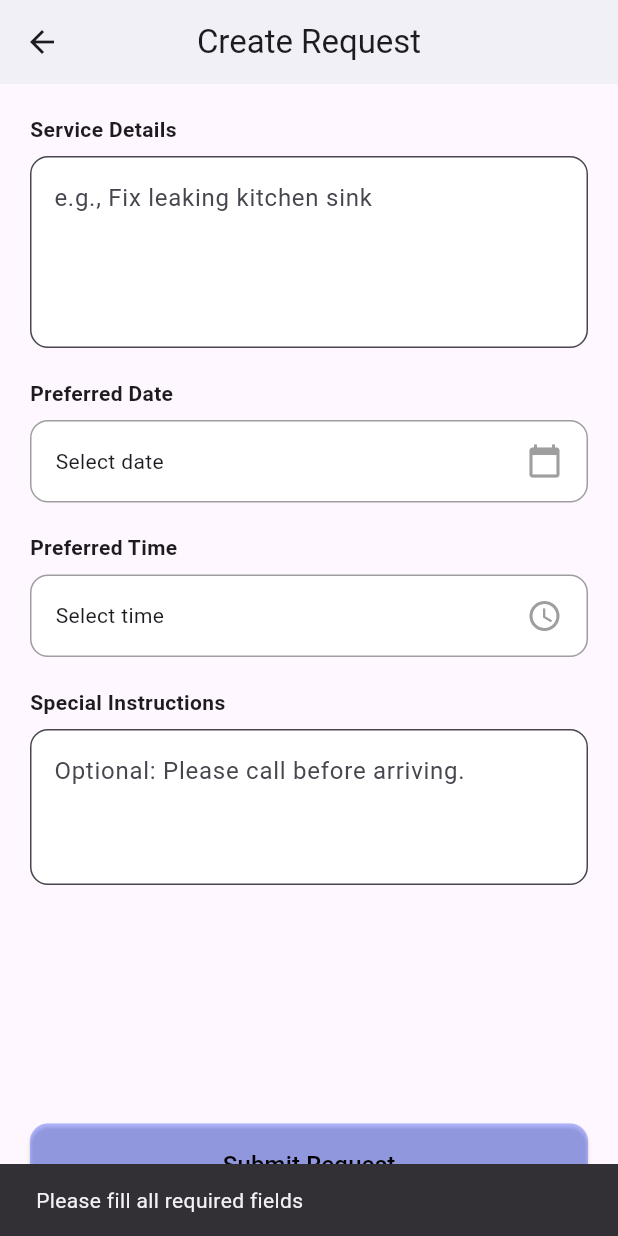
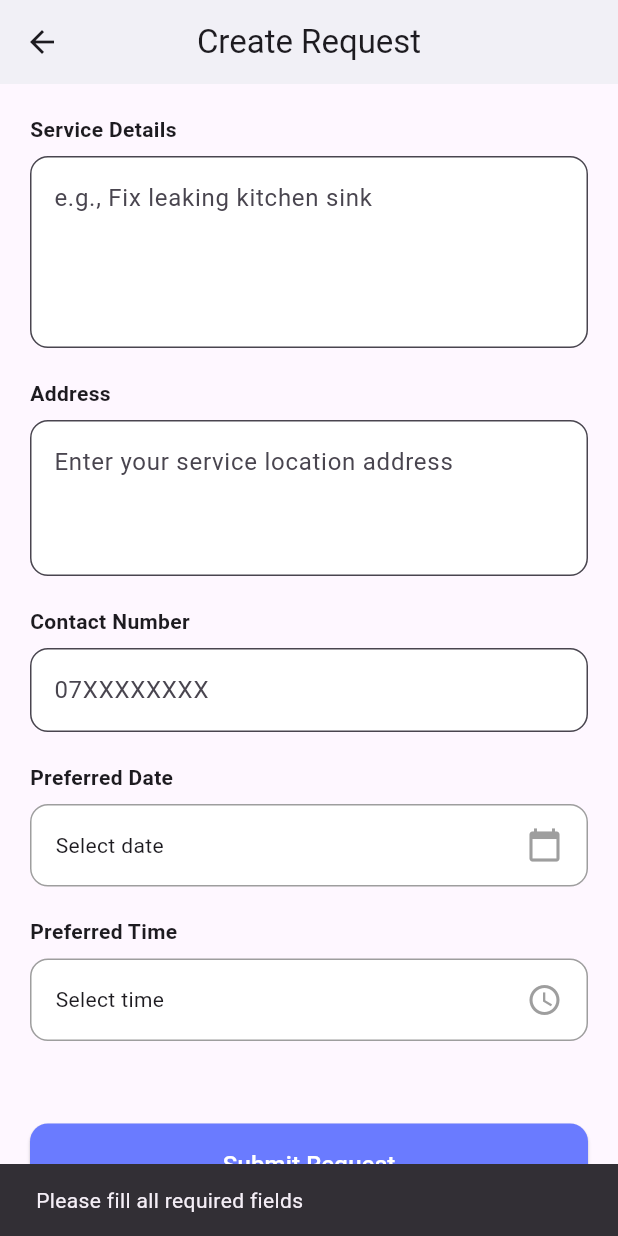
Before and after one commit to S-Dulanjana/ServiceLink, a Flutter app: the CreateRequestPage screen opened directly, after a tap on "Submit Request", on a phone screen of 412 x 824 dp. Run offline on Flutter 3.47's test engine with Material 3 defaults, Android fonts, the light colour scheme and no system bars.

Commit message:
add some pages 5

```diff
--- a/lib/pages/request/create_request.dart
+++ b/lib/pages/request/create_request.dart
@@ -9,7 +9,8 @@ class CreateRequestPage extends StatefulWidget {
 
 class _CreateRequestPageState extends State<CreateRequestPage> {
   final TextEditingController serviceController = TextEditingController();
-  final TextEditingController instructionController = TextEditingController();
+  final TextEditingController addressController = TextEditingController();
+  final TextEditingController contactController = TextEditingController();
 
   DateTime? selectedDate;
   TimeOfDay? selectedTime;
@@ -17,7 +18,8 @@ class _CreateRequestPageState extends State<CreateRequestPage> {
   @override
   void dispose() {
     serviceController.dispose();
-    instructionController.dispose();
+    addressController.dispose();
+    contactController.dispose();
     super.dispose();
   }
 
@@ -40,14 +42,11 @@ class _CreateRequestPageState extends State<CreateRequestPage> {
         title: const Text("Create Request"),
         centerTitle: true,
       ),
-
-      // SafeArea kept inside Scaffold so layout is bounded
       body: SafeArea(
         child: Padding(
           padding: const EdgeInsets.all(20),
           child: Column(
             children: [
-              // scrollable content
               Expanded(
                 child: ListView(
                   children: [
@@ -57,6 +56,28 @@ class _CreateRequestPageState extends State<CreateRequestPage> {
                       controller: serviceController,
                       hint: "e.g., Fix leaking kitchen sink",
                       maxLines: 4,
+                      dark: dark,
+                    ),
+
+                    const SizedBox(height: 20),
+
+                    /// ADDRESS
+                    buildTitle("Address"),
+                    buildTextArea(
+                      controller: addressController,
+                      hint: "Enter your service location address",
+                      maxLines: 3,
+                      dark: dark,
+                    ),
+
+                    const SizedBox(height: 20),
+
+                    /// CONTACT NUMBER
+                    buildTitle("Contact Number"),
+                    buildTextField(
+                      controller: contactController,
+                      hint: "07XXXXXXXX",
+                      keyboardType: TextInputType.phone,
                       dark: dark,
                     ),
 
@@ -106,38 +127,26 @@ class _CreateRequestPageState extends State<CreateRequestPage> {
                       dark: dark,
                     ),
 
-                    const SizedBox(height: 20),
-
-                    /// SPECIAL INSTRUCTIONS
-                    buildTitle("Special Instructions"),
-                    buildTextArea(
-                      controller: instructionController,
-                      hint: "Optional: Please call before arriving.",
-                      maxLines: 3,
-                      dark: dark,
-                    ),
-
-                    // add some bottom padding so the last field is scrolled above the button
-                    const SizedBox(height: 24),
+                    const SizedBox(height: 30),
                   ],
                 ),
               ),
 
-              // SUBMIT BUTTON (always visible at bottom)
+              /// SUBMIT BUTTON
               SizedBox(
                 width: double.infinity,
                 height: 55,
                 child: ElevatedButton(
                   onPressed: submitRequest,
                   style: ElevatedButton.styleFrom(
-                    backgroundColor: const Color(0xFF6A7BFF).withOpacity(0.5),
+                    backgroundColor: const Color(0xFF6A7BFF),
                     shape: RoundedRectangleBorder(
                       borderRadius: BorderRadius.circular(12),
                     ),
                   ),
                   child: const Text(
                     "Submit Request",
-                    style: TextStyle(fontSize: 16, color: Colors.black),
+                    style: TextStyle(fontSize: 16, color: Colors.white),
                   ),
                 ),
               ),
@@ -148,7 +157,7 @@ class _CreateRequestPageState extends State<CreateRequestPage> {
     );
   }
 
-  // ===== WIDGETS =====
+  // ===== UI HELPERS =====
 
   Widget buildTitle(String text) {
     return Padding(
@@ -166,6 +175,27 @@ class _CreateRequestPageState extends State<CreateRequestPage> {
     return TextField(
       controller: controller,
       maxLines: maxLines,
+      decoration: InputDecoration(
+        hintText: hint,
+        filled: true,
+        fillColor: dark ? const Color(0xFF1E1E1E) : Colors.white,
+        border: OutlineInputBorder(
+          borderRadius: BorderRadius.circular(12),
+          borderSide: const BorderSide(color: Colors.grey),
+        ),
+      ),
+    );
+  }
+
+  Widget buildTextField({
+    required TextEditingController controller,
+    required String hint,
+    required TextInputType keyboardType,
+    required bool dark,
+  }) {
+    return TextField(
+      controller: controller,
+      keyboardType: keyboardType,
       decoration: InputDecoration(
         hintText: hint,
         filled: true,
@@ -210,6 +240,8 @@ class _CreateRequestPageState extends State<CreateRequestPage> {
 
   void submitRequest() {
     if (serviceController.text.isEmpty ||
+        addressController.text.isEmpty ||
+        contactController.text.isEmpty ||
         selectedDate == null ||
         selectedTime == null) {
       ScaffoldMessenger.of(context).showSnackBar(
@@ -218,17 +250,14 @@ class _CreateRequestPageState extends State<CreateRequestPage> {
       return;
     }
 
-    // Replace these prints with actual API / DB calls
     debugPrint("SERVICE: ${serviceController.text}");
+    debugPrint("ADDRESS: ${addressController.text}");
+    debugPrint("CONTACT: ${contactController.text}");
     debugPrint("DATE: $selectedDate");
     debugPrint("TIME: ${selectedTime!.format(context)}");
-    debugPrint("INSTRUCTIONS: ${instructionController.text}");
 
     ScaffoldMessenger.of(context).showSnackBar(
       const SnackBar(content: Text("Request Submitted Successfully")),
     );
-
-    // Optionally pop back or clear form:
-    // Navigator.pop(context);
   }
 }
--- a/lib/pages/services/home_repair.dart
+++ b/lib/pages/services/home_repair.dart
@@ -130,7 +130,7 @@ class HomeRepairPage extends StatelessWidget {
                             Expanded(
                               child: InfoCard(
                                 title: "Starting Price",
-                                value: "\$49",
+                                value: "\$8",
                               ),
                             ),
                             SizedBox(width: 12),
```
Also changed, not shown: lib/pages/home_screen.dart (+72 -47 lines), lib/pages/masseage_page.dart (added, +10 -0 lines), lib/pages/profile_page.dart (added, +199 -0 lines), lib/pages/request_list.dart (added, +211 -0 lines).
